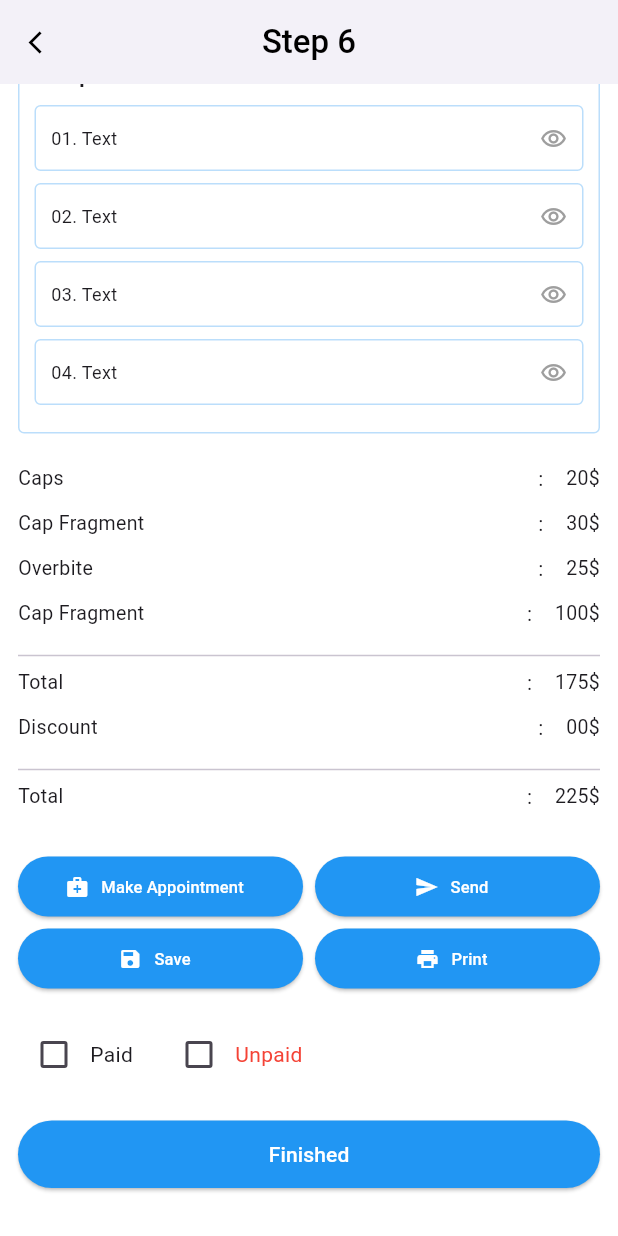
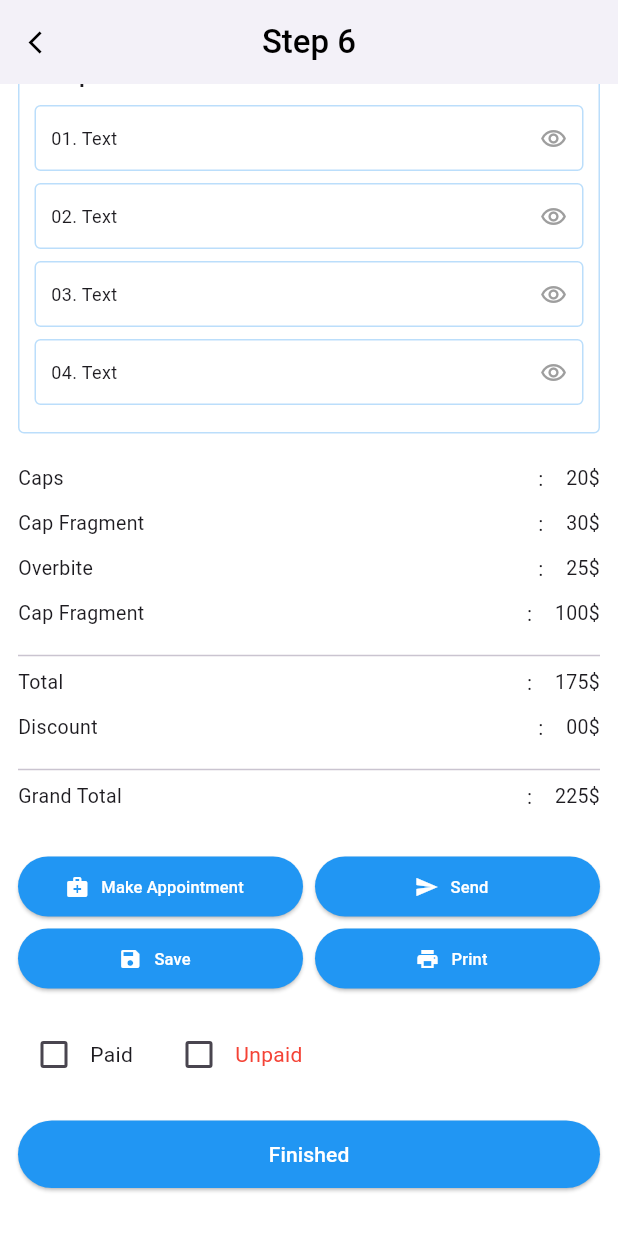
Before and after one commit to sagorsanto49/Thera-track-UIi, a Flutter app: the Step6Page screen opened directly, scrolled down 890 dp, on a phone screen of 412 x 824 dp. Run offline on Flutter 3.47's test engine with Material 3 defaults, Android fonts, the phone set to English and light mode, and no system bars; our stand-ins replace pinput.

Commit message:
error fixed

```diff
--- a/lib/feature/signin/presentation/page/step6.dart
+++ b/lib/feature/signin/presentation/page/step6.dart
@@ -1,3 +1,4 @@
+import 'package:doctor/feature/signin/presentation/page/step62.dart';
 import 'package:flutter/material.dart';
 
 class Step6Page extends StatelessWidget {
@@ -7,11 +8,15 @@ class Step6Page extends StatelessWidget {
   Widget build(BuildContext context) {
     return Scaffold(
       backgroundColor: Colors.white,
+
       appBar: AppBar(
+        backgroundColor: Colors.white,
         elevation: 0,
-        backgroundColor: Colors.white,
-        leading: const Icon(Icons.arrow_back_ios,
-            color: Colors.black, size: 18),
+        leading: const Icon(
+          Icons.arrow_back_ios,
+          color: Colors.black,
+          size: 18,
+        ),
         centerTitle: true,
         title: const Text(
           "Step 6",
@@ -21,11 +26,14 @@ class Step6Page extends StatelessWidget {
           ),
         ),
       ),
+
       body: SingleChildScrollView(
         padding: const EdgeInsets.all(12),
+
         child: Column(
           crossAxisAlignment: CrossAxisAlignment.start,
           children: [
+
             /// LOGO
             Center(
               child: Column(
@@ -43,7 +51,9 @@ class Step6Page extends StatelessWidget {
                       color: Colors.blue,
                     ),
                   ),
+
                   const SizedBox(height: 8),
+
                   const Text(
                     "CHEEKY CHARTING",
                     style: TextStyle(
@@ -58,21 +68,58 @@ class Step6Page extends StatelessWidget {
             const SizedBox(height: 20),
 
             /// USER INFO
-            const InfoRow(title: "Name", value: "Name Here"),
             const InfoRow(
-                title: "Email", value: "someone@gmail.com"),
-            const InfoRow(title: "Mobile", value: "Number here"),
-            const InfoRow(title: "Address", value: "Some where"),
+              title: "Name",
+              value: "Name Here",
+            ),
+
+            const InfoRow(
+              title: "Email",
+              value: "someone@gmail.com",
+            ),
+
+            const InfoRow(
+              title: "Mobile",
+              value: "Number here",
+            ),
+
+            const InfoRow(
+              title: "Address",
+              value: "Some where",
+            ),
 
             const SizedBox(height: 20),
 
             /// PET INFO
-            const InfoRow(title: "Horse", value: "Horse Name"),
-            const InfoRow(title: "Age", value: "5 years"),
-            const InfoRow(title: "Breed", value: "Number here"),
-            const InfoRow(title: "Gender", value: "Male"),
-            const InfoRow(title: "Hight", value: "5"),
-            const InfoRow(title: "Color", value: "Black"),
+            const InfoRow(
+              title: "Horse",
+              value: "Horse Name",
+            ),
+
+            const InfoRow(
+              title: "Age",
+              value: "5 years",
+            ),
+
+            const InfoRow(
+              title: "Breed",
+              value: "Number here",
+            ),
+
+            const InfoRow(
+              title: "Gender",
+              value: "Male",
+            ),
+
+            const InfoRow(
+              title: "Height",
+              value: "5",
+            ),
+
+            const InfoRow(
+              title: "Color",
+              value: "Black",
+            ),
 
             const SizedBox(height: 20),
 
@@ -82,7 +129,9 @@ class Step6Page extends StatelessWidget {
                 height: 120,
                 width: 120,
                 decoration: BoxDecoration(
-                  border: Border.all(color: Colors.grey.shade300),
+                  border: Border.all(
+                    color: Colors.grey.shade300,
+                  ),
                   borderRadius: BorderRadius.circular(4),
                 ),
                 child: const Icon(
@@ -99,30 +148,41 @@ class Step6Page extends StatelessWidget {
             Container(
               width: double.infinity,
               padding: const EdgeInsets.all(10),
+
               decoration: BoxDecoration(
-                border: Border.all(color: Colors.blue.shade100),
+                border: Border.all(
+                  color: Colors.blue.shade100,
+                ),
                 borderRadius: BorderRadius.circular(4),
               ),
+
               child: Column(
                 crossAxisAlignment: CrossAxisAlignment.start,
                 children: const [
+
                   Text(
                     "Description",
                     style: TextStyle(
                       fontWeight: FontWeight.bold,
                     ),
                   ),
+
                   SizedBox(height: 10),
+
                   Text(
                     "1. Lorem ipsum is simply dummy text of the printing and typesetting industry.",
                     style: TextStyle(fontSize: 12),
                   ),
+
                   SizedBox(height: 5),
+
                   Text(
                     "2. Lorem ipsum is simply dummy text of the printing and typesetting industry.",
                     style: TextStyle(fontSize: 12),
                   ),
+
                   SizedBox(height: 5),
+
                   Text(
                     "3. Lorem ipsum is simply dummy text of the printing and typesetting industry.",
                     style: TextStyle(fontSize: 12),
@@ -144,13 +204,18 @@ class Step6Page extends StatelessWidget {
             Container(
               width: double.infinity,
               padding: const EdgeInsets.all(10),
+
               decoration: BoxDecoration(
-                border: Border.all(color: Colors.blue.shade100),
+                border: Border.all(
+                  color: Colors.blue.shade100,
+                ),
                 borderRadius: BorderRadius.circular(4),
               ),
+
               child: Column(
                 crossAxisAlignment: CrossAxisAlignment.start,
                 children: [
+
                   const Text(
                     "Add point",
                     style: TextStyle(
@@ -171,34 +236,64 @@ class Step6Page extends StatelessWidget {
             const SizedBox(height: 20),
 
             /// PRICE SECTION
-            const PriceRow(title: "Caps", price: "20\$"),
-            const PriceRow(title: "Cap Fragment", price: "30\$"),
-            const PriceRow(title: "Overbite", price: "25\$"),
-            const PriceRow(title: "Cap Fragment", price: "100\$"),
+            const PriceRow(
+              title: "Caps",
+              price: "20\$",
+            ),
+
+            const PriceRow(
+              title: "Cap Fragment",
+              price: "30\$",
+            ),
+
+            const PriceRow(
+              title: "Overbite",
+              price: "25\$",
+            ),
+
+            const PriceRow(
+              title: "Cap Fragment",
+              price: "100\$",
+            ),
 
             const Divider(),
 
-            const PriceRow(title: "Total", price: "175\$"),
-            const PriceRow(title: "Discount", price: "00\$"),
+            const PriceRow(
+              title: "Total",
+              price: "175\$",
+            ),
+
+            const PriceRow(
+              title: "Discount",
+              price: "00\$",
+            ),
 
             const Divider(),
 
-            const PriceRow(title: "Total", price: "225\$"),
+            const PriceRow(
+              title: "Grand Total",
+              price: "225\$",
+            ),
 
             const SizedBox(height: 20),
 
             /// BUTTONS
             Row(
               children: [
+
                 Expanded(
                   child: buildBlueButton(
+                    context: context,
                     icon: Icons.medical_services,
                     text: "Make Appointment",
                   ),
                 ),
+
                 const SizedBox(width: 8),
+
                 Expanded(
                   child: buildBlueButton(
+                    context: context,
                     icon: Icons.send,
                     text: "Send",
                   ),
@@ -210,15 +305,20 @@ class Step6Page extends StatelessWidget {
 
             Row(
               children: [
+
                 Expanded(
                   child: buildBlueButton(
+                    context: context,
                     icon: Icons.save,
                     text: "Save",
                   ),
                 ),
+
                 const SizedBox(width: 8),
+
                 Expanded(
                   child: buildBlueButton(
+                    context: context,
                     icon: Icons.print,
                     text: "Print",
                   ),
@@ -231,21 +331,26 @@ class Step6Page extends StatelessWidget {
             /// CHECKBOX
             Row(
               children: [
+
                 Checkbox(
                   value: false,
-                  onChanged: (v) {},
+                  onChanged: (value) {},
                 ),
+
                 const Text("Paid"),
 
                 const SizedBox(width: 20),
 
                 Checkbox(
                   value: false,
-                  onChanged: (v) {},
+                  onChanged: (value) {},
                 ),
+
                 const Text(
                   "Unpaid",
-                  style: TextStyle(color: Colors.red),
+                  style: TextStyle(
+                    color: Colors.red,
+                  ),
                 ),
               ],
             ),
@@ -256,14 +361,19 @@ class Step6Page extends StatelessWidget {
             SizedBox(
               width: double.infinity,
               height: 45,
+
               child: ElevatedButton(
                 style: ElevatedButton.styleFrom(
                   backgroundColor: Colors.blue,
                 ),
+
                 onPressed: () {},
+
                 child: const Text(
                   "Finished",
-                  style: TextStyle(color: Colors.white),
+                  style: TextStyle(
+                    color: Colors.white,
+                  ),
                 ),
               ),
             ),
@@ -275,25 +385,35 @@ class Step6Page extends StatelessWidget {
     );
   }
 
-  Widget buildPoint(String text) {
+  /// POINT BOX
+  static Widget buildPoint(String text) {
     return Container(
       margin: const EdgeInsets.only(bottom: 8),
+
       padding: const EdgeInsets.symmetric(
         horizontal: 10,
         vertical: 12,
       ),
+
       decoration: BoxDecoration(
-        border: Border.all(color: Colors.blue.shade100),
+        border: Border.all(
+          color: Colors.blue.shade100,
+        ),
         borderRadius: BorderRadius.circular(4),
       ),
+
       child: Row(
         children: [
+
           Expanded(
             child: Text(
               text,
-              style: const TextStyle(fontSize: 12),
+              style: const TextStyle(
+                fontSize: 12,
+              ),
             ),
           ),
+
           const Icon(
             Icons.remove_red_eye_outlined,
             size: 18,
@@ -304,22 +424,35 @@ class Step6Page extends StatelessWidget {
     );
   }
 
+  /// BLUE BUTTON
   Widget buildBlueButton({
+    required BuildContext context,
     required IconData icon,
     required String text,
   }) {
     return SizedBox(
       height: 40,
+
       child: ElevatedButton.icon(
         style: ElevatedButton.styleFrom(
           backgroundColor: Colors.blue,
         ),
-        onPressed: () {},
+
+        onPressed: () {
+          Navigator.push(
+            context,
+            MaterialPageRoute(
+              builder: (context) => const Step62(),
+            ),
+          );
+        },
+
         icon: Icon(
           icon,
           size: 16,
           color: Colors.white,
         ),
+
         label: Text(
           text,
           style: const TextStyle(
@@ -347,21 +480,30 @@ class InfoRow extends StatelessWidget {
   Widget build(BuildContext context) {
     return Padding(
       padding: const EdgeInsets.only(bottom: 10),
+
       child: Row(
         children: [
+
           SizedBox(
             width: 80,
             child: Text(
               title,
-              style: const TextStyle(fontSize: 13),
+              style: const TextStyle(
+                fontSize: 13,
+              ),
             ),
           ),
+
           const Text(":"),
+
           const SizedBox(width: 15),
+
           Expanded(
             child: Text(
               value,
-              style: const TextStyle(fontSize: 13),
+              style: const TextStyle(
+                fontSize: 13,
+              ),
             ),
           ),
         ],
@@ -385,19 +527,28 @@ class PriceRow extends StatelessWidget {
   Widget build(BuildContext context) {
     return Padding(
       padding: const EdgeInsets.only(bottom: 10),
+
       child: Row(
         children: [
+
           Expanded(
             child: Text(
               title,
-              style: const TextStyle(fontSize: 13),
+              style: const TextStyle(
+                fontSize: 13,
+              ),
             ),
           ),
+
           const Text(":"),
+
           const SizedBox(width: 15),
+
           Text(
             price,
-            style: const TextStyle(fontSize: 13),
+            style: const TextStyle(
+              fontSize: 13,
+            ),
           ),
         ],
       ),
--- /dev/null
+++ b/lib/feature/signin/presentation/page/step62.dart
@@ -0,0 +1,14 @@
+import 'package:flutter/material.dart';
+
+class Step62 extends StatelessWidget {
+  const Step62({super.key});
+
+  @override
+  Widget build(BuildContext context) {
+    return Scaffold(
+      appBar: AppBar(
+        title: Text("dkhjfik"),
+      ),
+    );
+  }
+}
```
